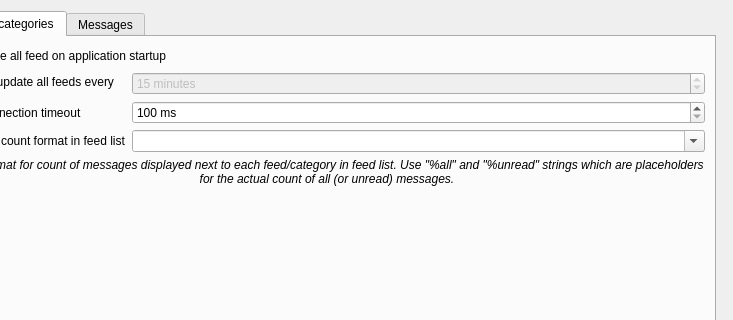
This is src/gui/dialogs/formsettings.ui in martinrotter/rssguard as Qt 5 draws it before an edit; both pictures show x 299 to 1032 and y 0 to 320 of the 1032 by 498 pixel window. The edited form follows.
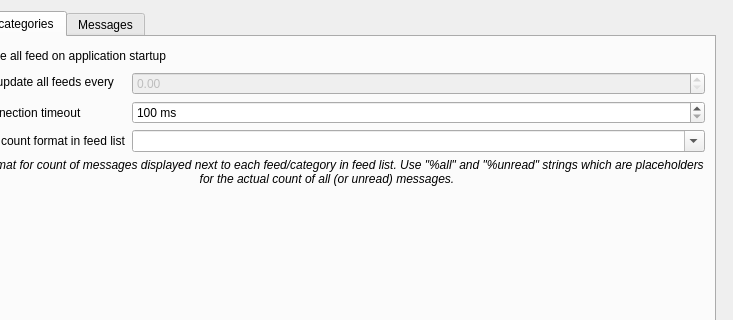
This is the edited form. The open tabs and pages were chosen to show the change. Custom widgets are drawn as their Qt base class.

The edit to the form file:
```diff
--- a/src/gui/dialogs/formsettings.ui
+++ b/src/gui/dialogs/formsettings.ui
@@ -1275,25 +1275,6 @@
              </property>
             </widget>
            </item>
-           <item row="1" column="1">
-            <widget class="QSpinBox" name="m_spinAutoUpdateInterval">
-             <property name="enabled">
-              <bool>false</bool>
-             </property>
-             <property name="suffix">
-              <string> minutes</string>
-             </property>
-             <property name="minimum">
-              <number>5</number>
-             </property>
-             <property name="maximum">
-              <number>240</number>
-             </property>
-             <property name="value">
-              <number>15</number>
-             </property>
-            </widget>
-           </item>
            <item row="2" column="0">
             <widget class="QLabel" name="label_3">
              <property name="text">
@@ -1355,6 +1336,19 @@
              </property>
             </widget>
            </item>
+           <item row="1" column="1">
+            <widget class="TimeSpinBox" name="m_spinAutoUpdateInterval">
+             <property name="enabled">
+              <bool>false</bool>
+             </property>
+             <property name="readOnly">
+              <bool>false</bool>
+             </property>
+             <property name="accelerated">
+              <bool>true</bool>
+             </property>
+            </widget>
+           </item>
           </layout>
          </widget>
          <widget class="QWidget" name="m_tabMessages">
@@ -1549,6 +1543,11 @@
    <header>toolbareditor.h</header>
    <container>1</container>
   </customwidget>
+  <customwidget>
+   <class>TimeSpinBox</class>
+   <extends>QDoubleSpinBox</extends>
+   <header>timespinbox.h</header>
+  </customwidget>
  </customwidgets>
  <tabstops>
   <tabstop>m_cmbDatabaseDriver</tabstop>
```
Left out of the diff: 34 changed lines with no effect on the pictures.
